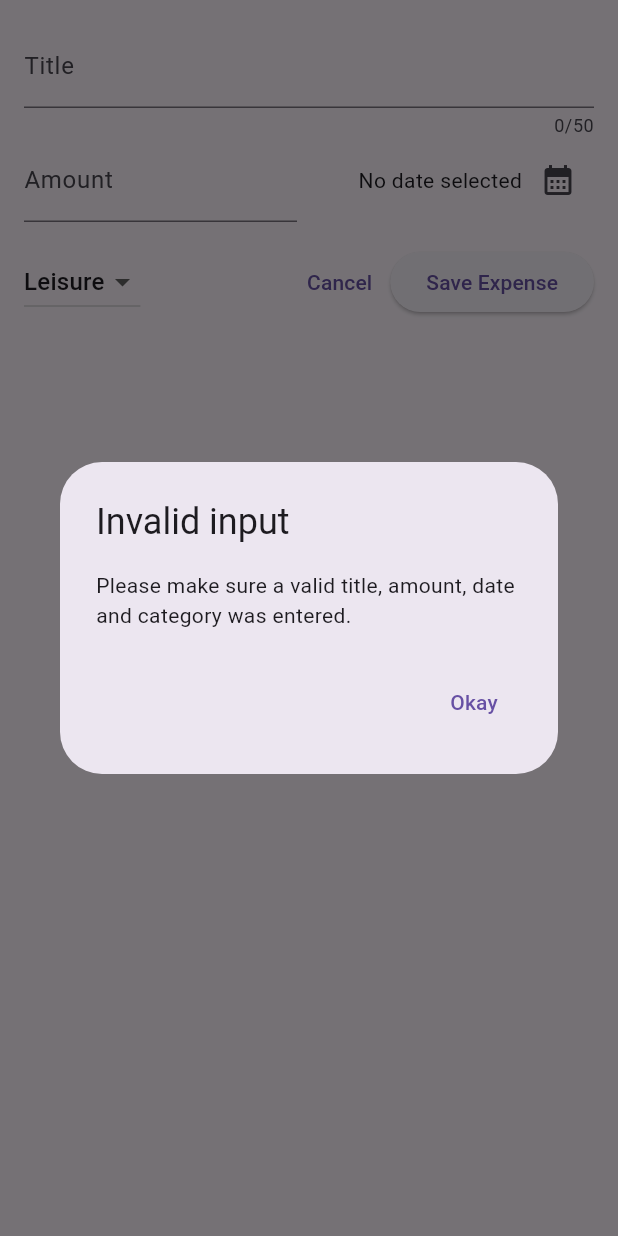
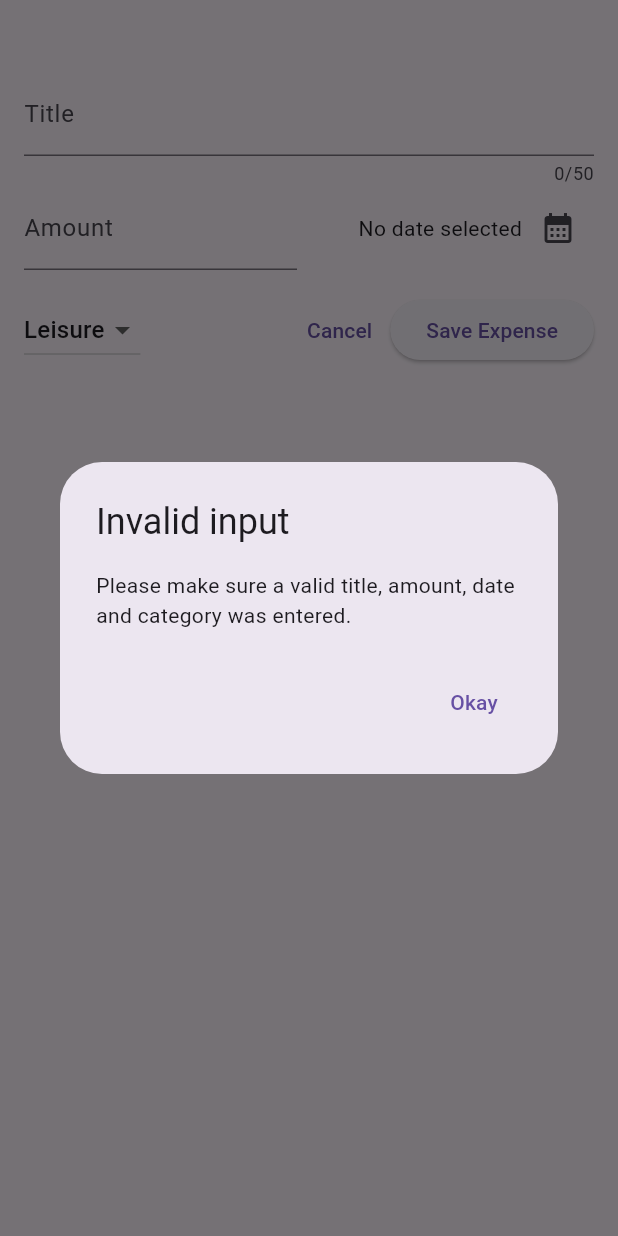
Before and after one commit to Dylo98/expense_tracker, a Flutter app: the NewExpense widget shown alone on an empty page, opened directly with empty values, after a tap on "Save Expense", on a phone screen of 412 x 824 dp. Run offline on Flutter 3.47's test engine with Material 3 defaults, Android fonts, the phone set to English and light mode, and no system bars.

Commit message:
overlay change

```diff
--- a/lib/widgets/expenses.dart
+++ b/lib/widgets/expenses.dart
@@ -17,6 +17,7 @@ class _ExpensesState extends State<Expenses> {
 
   void _openAddExpenseOverlay() {
     showModalBottomSheet(
+      isScrollControlled: true,
       context: context,
       builder: (ctx) => NewExpense(
         onAddExpense: _addExpense,
--- a/lib/widgets/new_expense.dart
+++ b/lib/widgets/new_expense.dart
@@ -57,11 +57,14 @@ class _NewExpenseState extends State<NewExpense> {
       return;
     }
 
-    widget.onAddExpense(Expense(
-        title: _titleController.text,
-        amount: enteredAmount,
-        date: _selectedDate!,
-        category: _selectedCategory));
+    widget.onAddExpense(
+      Expense(
+          title: _titleController.text,
+          amount: enteredAmount,
+          date: _selectedDate!,
+          category: _selectedCategory),
+    );
+    Navigator.pop(context);
   }
 
   @override
@@ -74,7 +77,7 @@ class _NewExpenseState extends State<NewExpense> {
   @override
   Widget build(BuildContext context) {
     return Padding(
-      padding: EdgeInsets.all(16),
+      padding: EdgeInsets.fromLTRB(16, 48, 16, 16),
       child: Column(
         children: [
           TextField(
```
